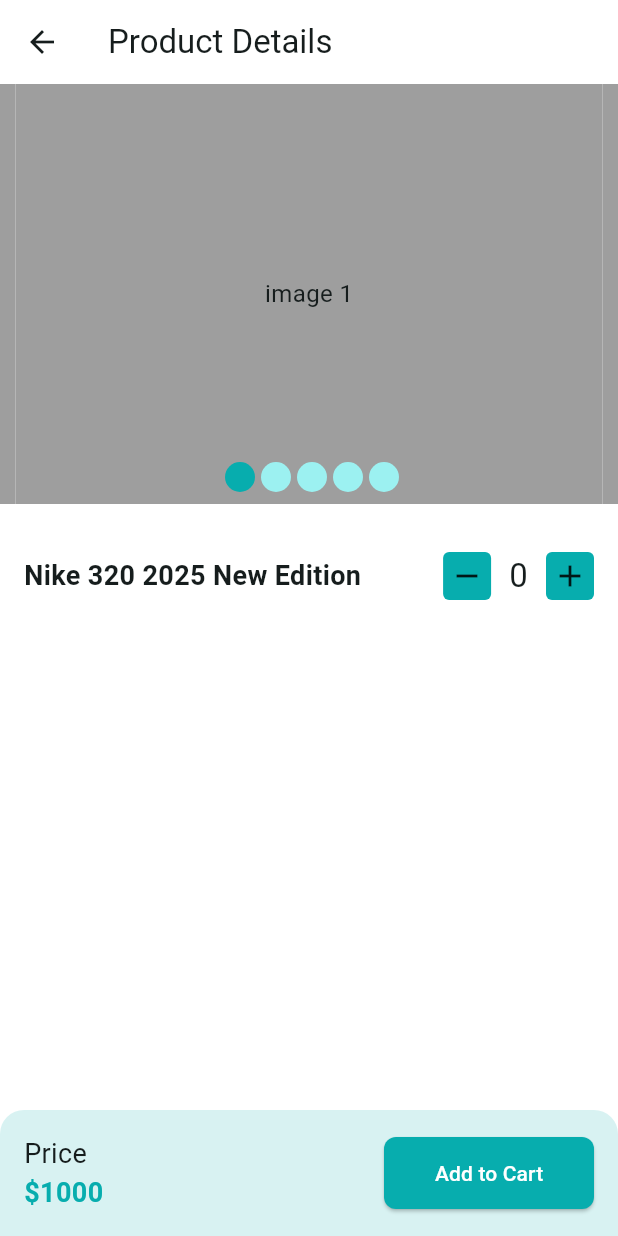
After one commit to sroneez/crafty_bay, a Flutter app: the screen it shows after launch, item 4 of the bottom bar chosen, after a tap on "Nike mk47 sports edition limited shoe", on a phone screen of 412 x 824 dp. The commit adds this screen. Run offline on Flutter 3.47's test engine with Material 3 defaults, Android fonts, the phone set to English and light mode, and no system bars; drawn by our look-alikes of carousel_slider; our stand-ins replace firebase_core, firebase_crashlytics, flutter_svg, get, pin_code_fields; accounts and stored records are empty; generated files the repository leaves out were written again.

Commit message:
completed wishlist and started the design of product details screen

```diff
--- a/lib/app/app_routes.dart
+++ b/lib/app/app_routes.dart
@@ -4,6 +4,9 @@ import 'package:crafty_bay/features/auth/ui/screens/splash_screen.dart';
 import 'package:crafty_bay/features/auth/ui/screens/verify_otp_screen.dart';
 import 'package:crafty_bay/features/categories/ui/screens/category_list_screen.dart';
 import 'package:crafty_bay/features/common/ui/screens/main_bottom_nav_bar_screen.dart';
+import 'package:crafty_bay/features/products/ui/screens/product_details_screen.dart';
+import 'package:crafty_bay/features/products/ui/screens/product_list_screen.dart';
+import 'package:crafty_bay/features/wishlist/ui/screens/wish_list_screen.dart';
 import 'package:flutter/material.dart';
 
 class AppRoutes{
@@ -21,6 +24,11 @@ class AppRoutes{
       route = const MainBottomNavBarScreen();
     }else if(settings.name == CategoryListScreen.name){
       route = const CategoryListScreen();
+    }else if(settings.name == ProductListScreen.name){
+      final String category = settings.arguments as String;
+      route = ProductListScreen(category: category);
+    }else if(settings.name == ProductDetailsScreen.name){
+      route = const ProductDetailsScreen();
     }
     return MaterialPageRoute(builder: (context){
       return route;
--- a/lib/features/categories/ui/screens/category_list_screen.dart
+++ b/lib/features/categories/ui/screens/category_list_screen.dart
@@ -26,6 +26,7 @@ class _CategoryListScreenState extends State<CategoryListScreen> {
             onPressed: () {
               Get.find<MainBottomNavBarController>().moveToHome();
             },
+
             icon: Icon(Icons.arrow_back_ios),
           ),
           title: Text('Categories'),
--- a/lib/features/common/ui/screens/main_bottom_nav_bar_screen.dart
+++ b/lib/features/common/ui/screens/main_bottom_nav_bar_screen.dart
@@ -1,6 +1,7 @@
 import 'package:crafty_bay/features/categories/ui/screens/category_list_screen.dart';
 import 'package:crafty_bay/features/common/controller/main_bottom_nav_bar_controller.dart';
 import 'package:crafty_bay/features/home/ui/screens/home_screen.dart';
+import 'package:crafty_bay/features/wishlist/ui/screens/wish_list_screen.dart';
 import 'package:flutter/material.dart';
 import 'package:get/get.dart';
 
@@ -19,7 +20,7 @@ class _MainBottomNavBarScreenState extends State<MainBottomNavBarScreen> {
     const HomeScreen(),
     const CategoryListScreen(),
     const HomeScreen(),
-    const HomeScreen(),
+    const WishListScreen(),
   ];
 
   @override
--- a/lib/features/common/ui/widgets/category_item.dart
+++ b/lib/features/common/ui/widgets/category_item.dart
@@ -1,4 +1,5 @@
 import 'package:crafty_bay/app/app_colors.dart';
+import 'package:crafty_bay/features/products/ui/screens/product_list_screen.dart';
 import 'package:flutter/material.dart';
 
 class CategoryItem extends StatelessWidget {
@@ -13,7 +14,12 @@ class CategoryItem extends StatelessWidget {
 
   @override
   Widget build(BuildContext context) {
-    return Card(
+    return GestureDetector(
+      onTap: () {
+        Navigator.pushNamed(context, ProductListScreen.name,
+            arguments: 'Electronics');
+      },
+      child: Card(
         margin: EdgeInsets.symmetric(horizontal: 16),
         child: Column(
           children: [
@@ -36,6 +42,7 @@ class CategoryItem extends StatelessWidget {
             ),
           ],
         ),
+      ),
     );
   }
 }
--- /dev/null
+++ b/lib/features/common/ui/widgets/product_card.dart
@@ -0,0 +1,82 @@
+import 'package:crafty_bay/app/app_colors.dart';
+import 'package:crafty_bay/app/assets_path.dart';
+import 'package:crafty_bay/features/products/ui/screens/product_details_screen.dart';
+import 'package:flutter/material.dart';
+
+class ProductCard extends StatelessWidget {
+  const ProductCard({
+    super.key,
+  });
+
+  @override
+  Widget build(BuildContext context) {
+    return  GestureDetector(
+      onTap: (){
+        Navigator.pushNamed(context, ProductDetailsScreen.name);
+      },
+      child: Container(
+        margin: EdgeInsets.symmetric(horizontal: 8),
+        height: 210,
+        width: 150,
+        color: AppColors.themeColor.withOpacity(.2),
+        child: Column(children: [
+          Container(
+            height: 140,
+            width: 150,
+            decoration: BoxDecoration(
+              color: Colors.transparent,
+              borderRadius: BorderRadius.only(
+                topLeft: Radius.circular(8),
+                topRight: Radius.circular(8),
+              ),
+              image: DecorationImage(
+                  image: AssetImage(AssetsPath.shoePng),
+                  fit: BoxFit.scaleDown),
+            ),
+          ),
+          Text(
+            'Nike mk47 sports edition limited shoe',
+            maxLines: 1,
+            overflow: TextOverflow.ellipsis,
+            style: TextStyle(fontWeight: FontWeight.w500, fontSize: 16),
+          ),
+          Row(
+            mainAxisAlignment: MainAxisAlignment.spaceBetween,
+            children: [
+              Text(
+                '\$100',
+                style: TextStyle(
+                    fontWeight: FontWeight.w600,
+                    fontSize: 15,
+                    color: AppColors.themeColor),
+              ),
+              Wrap(
+                children: [
+                  Icon(
+                    Icons.star,
+                    size: 20,
+                    color: Colors.orange,
+                  ),
+                  Text(
+                    '3.3',
+                    style: TextStyle(fontSize: 15),
+                  ),
+                ],
+              ),
+              Card(
+                color: AppColors.themeColor,
+                shape: RoundedRectangleBorder(
+                    borderRadius: BorderRadius.circular(4)),
+                child: Icon(
+                  Icons.favorite,
+                  size: 20,
+                  color: Colors.white,
+                ),
+              )
+            ],
+          ),
+        ]),
+      ),
+    );
+  }
+}
--- a/lib/features/home/ui/screens/home_screen.dart
+++ b/lib/features/home/ui/screens/home_screen.dart
@@ -3,7 +3,7 @@ import 'package:crafty_bay/features/common/controller/main_bottom_nav_bar_contro
 import 'package:crafty_bay/features/home/ui/widgets/app_bar_action_button.dart';
 import 'package:crafty_bay/features/common/ui/widgets/category_item.dart';
 import 'package:crafty_bay/features/home/ui/widgets/home_carousel_slider.dart';
-import 'package:crafty_bay/features/home/ui/widgets/product_card.dart';
+import 'package:crafty_bay/features/common/ui/widgets/product_card.dart';
 import 'package:crafty_bay/features/home/ui/widgets/section_header.dart';
 import 'package:flutter/material.dart';
 import 'package:flutter_svg/flutter_svg.dart';
--- a/lib/features/home/ui/widgets/product_card.dart
+++ /dev/null
@@ -1,76 +0,0 @@
-import 'package:crafty_bay/app/app_colors.dart';
-import 'package:crafty_bay/app/assets_path.dart';
-import 'package:flutter/material.dart';
-
-class ProductCard extends StatelessWidget {
-  const ProductCard({
-    super.key,
-  });
-
-  @override
-  Widget build(BuildContext context) {
-    return  Container(
-      margin: EdgeInsets.symmetric(horizontal: 8),
-      height: 210,
-      width: 150,
-      color: AppColors.themeColor.withOpacity(.2),
-      child: Column(children: [
-        Container(
-          height: 140,
-          width: 150,
-          decoration: BoxDecoration(
-            color: Colors.transparent,
-            borderRadius: BorderRadius.only(
-              topLeft: Radius.circular(8),
-              topRight: Radius.circular(8),
-            ),
-            image: DecorationImage(
-                image: AssetImage(AssetsPath.shoePng),
-                fit: BoxFit.scaleDown),
-          ),
-        ),
-        Text(
-          'Nike mk47 sports edition limited shoe',
-          maxLines: 1,
-          overflow: TextOverflow.ellipsis,
-          style: TextStyle(fontWeight: FontWeight.w500, fontSize: 16),
-        ),
-        Row(
-          mainAxisAlignment: MainAxisAlignment.spaceBetween,
-          children: [
-            Text(
-              '\$100',
-              style: TextStyle(
-                  fontWeight: FontWeight.w600,
-                  fontSize: 15,
-                  color: AppColors.themeColor),
-            ),
-            Wrap(
-              children: [
-                Icon(
-                  Icons.star,
-                  size: 20,
-                  color: Colors.orange,
-                ),
-                Text(
-                  '3.3',
-                  style: TextStyle(fontSize: 15),
-                ),
-              ],
-            ),
-            Card(
-              color: AppColors.themeColor,
-              shape: RoundedRectangleBorder(
-                  borderRadius: BorderRadius.circular(4)),
-              child: Icon(
-                Icons.favorite,
-                size: 20,
-                color: Colors.white,
-              ),
-            )
-          ],
-        ),
-      ]),
-    );
-  }
-}
--- /dev/null
+++ b/lib/features/products/ui/screens/product_details_screen.dart
@@ -0,0 +1,101 @@
+import 'package:crafty_bay/app/app_colors.dart';
+import 'package:crafty_bay/features/products/widget/increment_decrement_counter_widget.dart';
+import 'package:crafty_bay/features/products/widget/product_image_carousel_slider.dart';
+import 'package:flutter/material.dart';
+
+class ProductDetailsScreen extends StatefulWidget {
+  const ProductDetailsScreen({super.key});
+
+  static const String name = '/product-details';
+
+  @override
+  State<ProductDetailsScreen> createState() => _ProductDetailsScreenState();
+}
+
+class _ProductDetailsScreenState extends State<ProductDetailsScreen> {
+  @override
+  Widget build(BuildContext context) {
+    return Scaffold(
+      appBar: AppBar(
+        title: Text('Product Details'),
+      ),
+      body: Column(
+        children: [
+          Expanded(
+            child: Column(
+              children: [
+                ProductImageCarouselSlider(),
+                const SizedBox(
+                  height: 16,
+                ),
+                Padding(
+                  padding: const EdgeInsets.all(16.0),
+                  child: Column(
+                    children: [
+                      Row(
+                        children: [
+                          Expanded(
+                            child: Column(
+                              crossAxisAlignment: CrossAxisAlignment.start,
+                              children: [
+                                Text(
+                                  'Nike 320 2025 New Edition',
+                                  style: TextStyle(
+                                      fontSize: 18,
+                                      fontWeight: FontWeight.w600),
+                                )
+                              ],
+                            ),
+                          ),
+                          IncrementDecrementCounterWidget(
+                            onChange: (int value) {
+                              print(value);
+                            },
+                          ),
+                        ],
+                      ),
+                    ],
+                  ),
+                ),
+              ],
+            ),
+          ),
+          Container(
+            padding: EdgeInsets.all(16),
+            decoration: BoxDecoration(
+                color: AppColors.themeColor.withAlpha(40),
+                borderRadius: BorderRadius.only(
+                    topLeft: Radius.circular(16),
+                    topRight: Radius.circular(16))),
+            child: Row(
+              mainAxisAlignment: MainAxisAlignment.spaceBetween,
+              children: [
+                Column(
+                  crossAxisAlignment: CrossAxisAlignment.start,
+                  children: [
+                    Text('Price',style: TextStyle(fontSize: 18),),
+                    Text(
+                      '\$1000',
+                      style: TextStyle(
+                        fontSize: 18,
+                        fontWeight: FontWeight.w600,
+                        color: AppColors.themeColor
+                      ),
+                    )
+                  ],
+                ),
+                SizedBox(
+                  width: 140,
+                  child: ElevatedButton(
+                    onPressed: () {},
+                    child: Text('Add to Cart'),
+                  ),
+                ),
+              ],
+            ),
+          )
+        ],
+      ),
+    );
+  }
+}
--- /dev/null
+++ b/lib/features/products/ui/screens/product_list_screen.dart
@@ -0,0 +1,40 @@
+import 'package:crafty_bay/features/common/ui/widgets/product_card.dart';
+import 'package:flutter/material.dart';
+
+class ProductListScreen extends StatefulWidget {
+  const ProductListScreen({super.key, required this.category});
+
+  final String category;
+
+  static const String name = '/products';
+
+  @override
+  State<ProductListScreen> createState() => _ProductListScreenState();
+}
+
+class _ProductListScreenState extends State<ProductListScreen> {
+  @override
+  Widget build(BuildContext context) {
+    return Scaffold(
+      appBar: AppBar(
+        title: Text(widget.category),
+      ),
+      body: Padding(
+        padding: const EdgeInsets.all(4.0),
+        child: GridView.builder(
+          itemCount: 30,
+          gridDelegate: SliverGridDelegateWithFixedCrossAxisCount(
+            crossAxisCount: 3,
+            mainAxisSpacing: 8,
+            crossAxisSpacing: 0,
+          ),
+          itemBuilder: (context, index) {
+            return FittedBox(
+              child: ProductCard(),
+            );
+          },
+        ),
+      ),
+    );
+  }
+}
--- /dev/null
+++ b/lib/features/products/widget/increment_decrement_counter_widget.dart
@@ -0,0 +1,69 @@
+import 'package:crafty_bay/app/app_colors.dart';
+import 'package:flutter/material.dart';
+
+class IncrementDecrementCounterWidget extends StatefulWidget {
+  const IncrementDecrementCounterWidget({super.key, required this.onChange});
+
+  final Function(int) onChange;
+
+  @override
+  State<IncrementDecrementCounterWidget> createState() =>
+      _IncrementDecrementCounterWidgetState();
+}
+
+class _IncrementDecrementCounterWidgetState
+    extends State<IncrementDecrementCounterWidget> {
+  int count = 0;
+
+  @override
+  Widget build(BuildContext context) {
+    return Wrap(
+      alignment: WrapAlignment.center,
+      crossAxisAlignment: WrapCrossAlignment.center,
+      spacing: 12,
+      children: [
+        GestureDetector(
+          onTap: () {
+            if(count>1) {
+              count--;
+              widget.onChange(count);
+            }
+            setState(() {});
+          },
+          child: Container(
+            padding: EdgeInsets.all(4),
+            decoration: BoxDecoration(
+              color: AppColors.themeColor,
+              borderRadius: BorderRadius.circular(4),
+            ),
+            child:  Icon(Icons.remove),
+
+          ),
+        ),
+        Text(
+          '$count',
+          style: TextStyle(fontSize: 22),
+        ),
+        GestureDetector(
+          onTap: () {
+            if(count<20) {
+              count++;
+              widget.onChange(count);
+
+            }
+            setState(() {});
+          },
+          child: Container(
+            padding: EdgeInsets.all(4),
+            decoration: BoxDecoration(
+              color: AppColors.themeColor,
+              borderRadius: BorderRadius.circular(4),
+            ),
+            child:  Icon(Icons.add),
+
+          ),
+        ),
+      ],
+    );
+  }
+}
--- /dev/null
+++ b/lib/features/products/widget/product_image_carousel_slider.dart
@@ -0,0 +1,71 @@
+import 'package:carousel_slider/carousel_slider.dart';
+import 'package:crafty_bay/app/app_colors.dart';
+import 'package:flutter/material.dart';
+
+class ProductImageCarouselSlider extends StatefulWidget {
+  const ProductImageCarouselSlider({
+    super.key,
+  });
+
+  @override
+  State<ProductImageCarouselSlider> createState() =>
+      _ProductImageCarouselSliderState();
+}
+
+class _ProductImageCarouselSliderState
+    extends State<ProductImageCarouselSlider> {
+  int _selectedSlider = 0;
+
+  @override
+  Widget build(BuildContext context) {
+    return Stack(
+      children: [
+        CarouselSlider(
+          options: CarouselOptions(
+              height: 280.0,
+              viewportFraction: .95,
+              onPageChanged: (index, reason) {
+                _selectedSlider = index;
+                setState(() {});
+              }),
+          items: [1, 2, 3, 4, 5].map((i) {
+            return Builder(
+              builder: (BuildContext context) {
+                return Container(
+                  width: MediaQuery.of(context).size.width,
+                  color: Colors.grey,
+                  child: Center(
+                    child: Text(
+                      'image $i',
+                      style: TextStyle(fontSize: 16.0),
+                    ),
+                  ),
+                );
+              },
+            );
+          }).toList(),
+        ),
+        Positioned(
+          bottom: 8,
+          left: 0,
+          right: 0,
+          child: Row(
+            mainAxisAlignment: MainAxisAlignment.center,
+            children: [
+              for (int i = 0; i < 5; i++)
+                Container(
+                  margin: EdgeInsets.only(left: 4),
+                  child: CircleAvatar(
+                    radius: 10,
+                    foregroundColor: Colors.blue,
+                    backgroundColor:
+                    _selectedSlider == i ? AppColors.themeColor : null,
+                  ),
+                ),
+            ],
+          ),
+        ),
+      ],
+    );
+  }
+}
--- /dev/null
+++ b/lib/features/wishlist/ui/screens/wish_list_screen.dart
@@ -0,0 +1,33 @@
+import 'package:crafty_bay/features/common/ui/widgets/product_card.dart';
+import 'package:flutter/material.dart';
+
+class WishListScreen extends StatelessWidget {
+  const WishListScreen({super.key});
+
+
+
+  @override
+  Widget build(BuildContext context) {
+    return Scaffold(
+      appBar: AppBar(
+        title: Text('Wishlist'),
+      ),
+      body: Padding(
+        padding: const EdgeInsets.all(4.0),
+        child: GridView.builder(
+          itemCount: 30,
+          gridDelegate: SliverGridDelegateWithFixedCrossAxisCount(
+            crossAxisCount: 3,
+            mainAxisSpacing: 8,
+            crossAxisSpacing: 0,
+          ),
+          itemBuilder: (context, index) {
+            return FittedBox(
+              child: ProductCard(),
+            );
+          },
+        ),
+      ),
+    );
+  }
+}
```
Also changed, not shown: 4 other files. Lines whose indentation alone changed are shown as unchanged.
